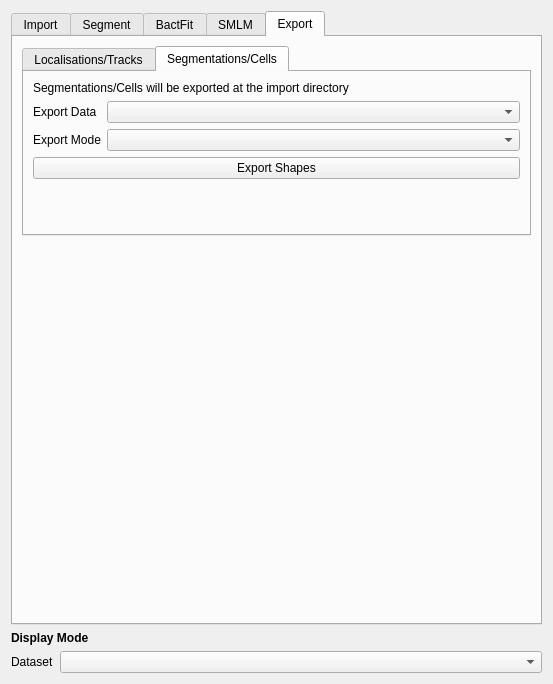
piedrro/napari-moltrack, file src/moltrack/GUI/widget_ui.ui: the form before one commit.
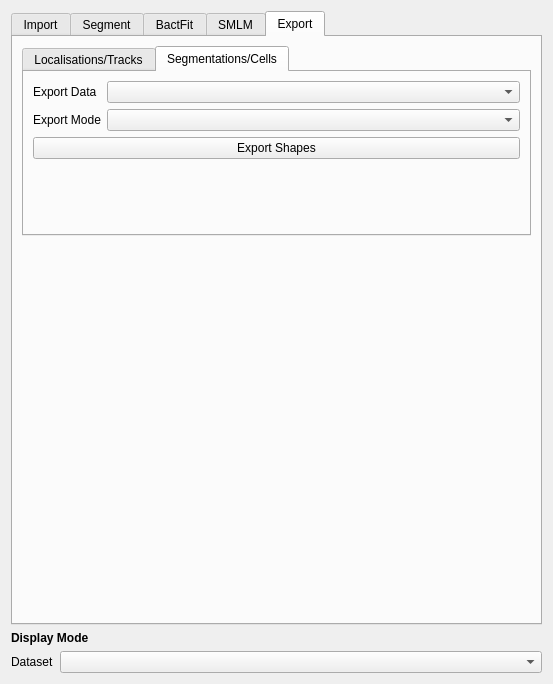
The form after the commit. The open tabs and pages were chosen to show the change.

Commit message: added shapes export UI

What changed in the file:
```diff
--- a/src/moltrack/GUI/widget_ui.ui
+++ b/src/moltrack/GUI/widget_ui.ui
@@ -2230,13 +2230,6 @@
            <string>Segmentations/Cells</string>
           </attribute>
           <layout class="QVBoxLayout" name="verticalLayout_6">
-           <item>
-            <widget class="QLabel" name="label_30">
-             <property name="text">
-              <string>Segmentations/Cells will be exported at the import directory</string>
-             </property>
-            </widget>
-           </item>
            <item>
             <layout class="QFormLayout" name="formLayout_33">
              <item row="0" column="0">
```
The commit also changes 2 other files.
